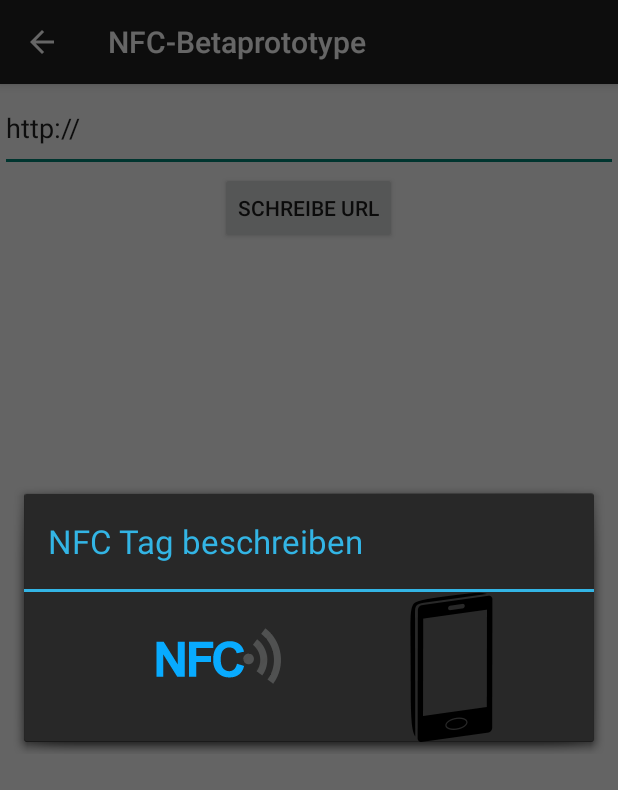
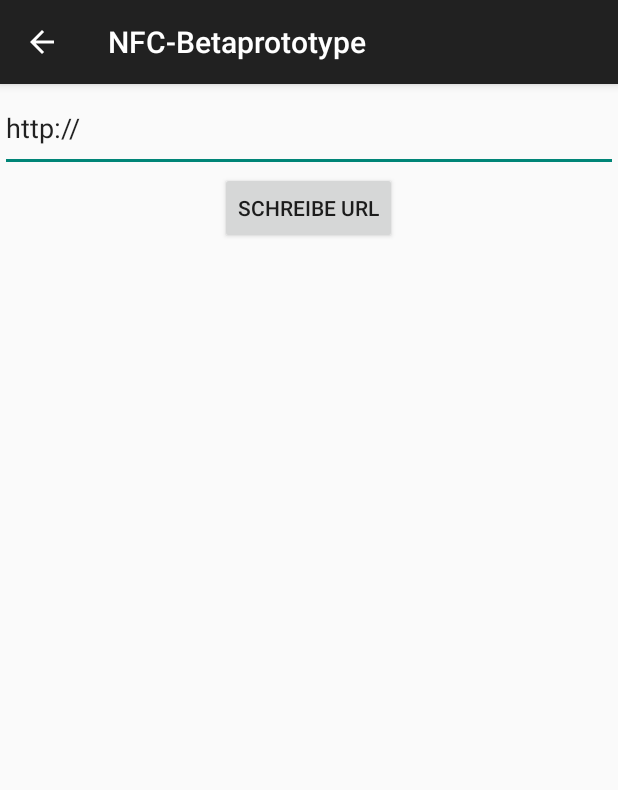
Before and after one commit to NFCProjektGTS/Beta-Prototype, an Android app: the fragment wURLFragment placed in its activity, after a tap on "SCHREIBE URL", on a phone screen of 412 x 824 dp. Shown: the top 790 px of the screen. Run offline under Robolectric (Android 15) with nearby library versions, the phone set to English and light mode, and no system bars; pictures from the network do not load; 3 statements that could not run were skipped.

Commit message:
animation times set to Int Max Value

```diff
--- a/nfcbeta/src/main/java/de/Beta/nfc_beta/AlertDialogAnimation.java
+++ b/nfcbeta/src/main/java/de/Beta/nfc_beta/AlertDialogAnimation.java
@@ -23,7 +23,7 @@ public class AlertDialogAnimation extends AlertDialog {
 
         animation = new TranslateAnimation(0, -230, 0, 0);
         animation.setDuration(1800);
-        animation.setRepeatCount(5);
+        animation.setRepeatCount(Integer.MAX_VALUE);
         LayoutInflater inflater = (LayoutInflater) caller.getSystemService(caller.LAYOUT_INFLATER_SERVICE);
         view = inflater.inflate(R.layout.dialog_wanimation, null);
         setTitle("NFC Tag beschreiben");
--- a/nfcbeta/src/main/java/de/Beta/nfc_beta/AnimationPopUpWindow.java
+++ /dev/null
@@ -1,27 +0,0 @@
-package de.Beta.nfc_beta;
-
-import android.app.Activity;
-import android.view.Gravity;
-import android.widget.LinearLayout;
-import android.widget.PopupWindow;
-
-/**
- * Created by Clemens on 19.06.2014.
- */
-public class AnimationPopUpWindow extends PopupWindow {
-    WritingAnimationFragment animationFragment;
-    LinearLayout layout;
-
-    AnimationPopUpWindow(Activity caller) {
-        super(caller);
-        layout = new LinearLayout(caller);
-        setFocusable(false);
-        setContentView(layout);
-
-    }
-
-    public void show() {
-        showAtLocation(layout, Gravity.BOTTOM, 10, 10);
-        update(50, 50, 300, 300);
-    }
-}
--- a/nfcbeta/src/main/java/de/Beta/nfc_beta/MainActivity.java
+++ b/nfcbeta/src/main/java/de/Beta/nfc_beta/MainActivity.java
@@ -36,7 +36,6 @@ public class MainActivity extends ActionBarActivity
     public static wURLFragment wuf;
     public static FragmentManager fragmentManager;
     public static Sound sound;
-    public static AnimationPopUpWindow popup;
     public static AlertDialogAnimation dialogAnimation;
     private NavigationDrawerFragment mNavigationDrawerFragment;
     private CharSequence mTitle;
@@ -100,11 +99,7 @@ public class MainActivity extends ActionBarActivity
         wtf = wTextFragment.newInstance(9);
         wuf = wURLFragment.newInstance(10);
         iface = new InterfaceUI(this);
-        popup = new AnimationPopUpWindow(this);
         //framework = new NFCFramework(this, iface);
-
-
-
 
 
     }
@@ -190,15 +185,15 @@ public class MainActivity extends ActionBarActivity
                 mTitle = getString(R.string.title_section8);
                 break;
             case 101:
-                mTitle= "Bildanzeige";//für show Picture Fragment, nicht auswählbar von dem Drawer
+                mTitle = "Bildanzeige";//für show Picture Fragment, nicht auswählbar von dem Drawer
                 restoreActionBar();
                 break;
             case 102:
-                mTitle= "Textanzeige";//für show Text Fragment, nicht auswählbar von dem Drawer
+                mTitle = "Textanzeige";//für show Text Fragment, nicht auswählbar von dem Drawer
                 restoreActionBar();
                 break;
             case 103:
-                mTitle= "Soundplayer";//für show Sound Fragment, nicht auswählbar von dem Drawer
+                mTitle = "Soundplayer";//für show Sound Fragment, nicht auswählbar von dem Drawer
                 restoreActionBar();
         }
     }
@@ -209,7 +204,6 @@ public class MainActivity extends ActionBarActivity
         actionBar.setDisplayShowTitleEnabled(true);
         actionBar.setTitle(mTitle);
     }
-
 
 
     @Override
@@ -236,6 +230,7 @@ public class MainActivity extends ActionBarActivity
         }*/
         return super.onOptionsItemSelected(item);
     }
+
     @Override
     protected void onPause() {
         super.onPause();
@@ -245,6 +240,7 @@ public class MainActivity extends ActionBarActivity
             }
         }
     }
+
     @Override
     protected void onNewIntent(Intent intent) {
         super.onNewIntent(intent);
@@ -253,6 +249,7 @@ public class MainActivity extends ActionBarActivity
             framework.resolveIntent(getIntent());
         }
     }
+
     @Override
     protected void onResume() {
         super.onResume();
@@ -264,6 +261,7 @@ public class MainActivity extends ActionBarActivity
             }
         }
     }
+
     @Override
     protected void onActivityResult(int requestCode, int resultCode, Intent data) {
         super.onActivityResult(requestCode, resultCode, data);
--- a/nfcbeta/src/main/java/de/Beta/nfc_beta/NFCFramework.java
+++ b/nfcbeta/src/main/java/de/Beta/nfc_beta/NFCFramework.java
@@ -1,6 +1,7 @@
 package de.Beta.nfc_beta;
 
 import android.app.Activity;
+import android.app.AlertDialog;
 import android.app.PendingIntent;
 import android.content.Intent;
 import android.content.IntentFilter;
@@ -126,7 +127,6 @@ public class NFCFramework {
                 if (wTAG != null && mWriteNdef[0] != null) {
                     int code = writeTag(wTAG, mWriteNdef[0]);
                     wai.printDebugInfo(OnTagWriteListener.onTagWrite(code));
-                    //TODO Close Animation if any open
                     if (MainActivity.dialogAnimation != null) {
                         MainActivity.dialogAnimation.closeDialog();
                     }
@@ -277,6 +277,9 @@ public class NFCFramework {
                 this.WriteMode = true;
                 wai.printDebugInfo("Writemode enabled");
                 wai.printDebugInfo("Please scan a NFC Tag to write on");
+                MainActivity.dialogAnimation = new AlertDialogAnimation(caller, AlertDialog.THEME_HOLO_DARK);
+                MainActivity.dialogAnimation.loadNFCAnimation();
+                MainActivity.dialogAnimation.startAnimation();
             } else {
                 wai.printDebugWarn("No Data specified!");
             }
--- a/nfcbeta/src/main/java/de/Beta/nfc_beta/wURLFragment.java
+++ b/nfcbeta/src/main/java/de/Beta/nfc_beta/wURLFragment.java
@@ -5,7 +5,6 @@ package de.Beta.nfc_beta;
  */
 
 import android.app.Activity;
-import android.app.AlertDialog;
 import android.os.Bundle;
 import android.support.v4.app.Fragment;
 import android.view.LayoutInflater;
@@ -55,29 +54,7 @@ public class wURLFragment extends Fragment implements View.OnClickListener {
     public void onClick(View view) {
         switch (view.getId()) {
             case R.id.button_wURL: {
-                //MainActivity.popup.show();
                 iface.writeURL(wurlEditText.getText().toString());
-                //new Dialog(getActivity(),1);
-                /*WritingAnimationFragment animateFragment = new WritingAnimationFragment();
-                //animateFragment.loadNfcAnimation();   TODO
-                //animateFragment.startAnimation();     TODO
-
-                AlertDialog dialog = new AlertDialog.Builder(getActivity(), AlertDialog.THEME_HOLO_DARK)
-                        .setTitle("NFC Tag beschreiben")
-
-                        .setView(getActivity().getLayoutInflater().inflate(R.layout.dialog_wanimation, null))
-
-                        .setCancelable(false)
-                        .show();
-
-                MainActivity.fragmentManager.beginTransaction()
-                        .replace(R.id.animation_frame, animateFragment)
-                        .commit();
-                //animateFragment.startAnimation();*/
-
-                MainActivity.dialogAnimation = new AlertDialogAnimation(getActivity(), AlertDialog.THEME_HOLO_DARK);
-                MainActivity.dialogAnimation.loadNFCAnimation();
-                MainActivity.dialogAnimation.startAnimation();
                 break;
             }
         }
```
Also changed, not shown: nfcbeta/src/main/java/de/Beta/nfc_beta/Dialog.java (+0 -18 lines).
